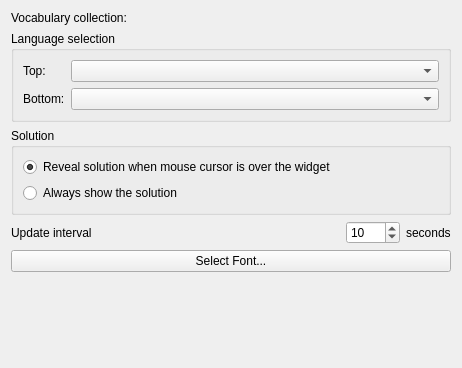
KDE/parley, file plasmoid/config.ui: the form before one commit.
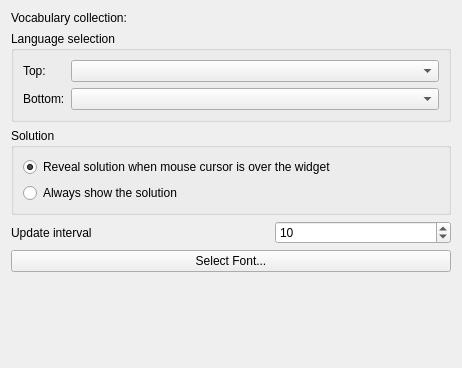
The form after the commit. Custom widgets are drawn as their Qt base class.

Commit message: Add plural suffix support to all spinBoxes in all plasmoids except weatherstation.

What changed in the file:
```diff
--- a/plasmoid/config.ui
+++ b/plasmoid/config.ui
@@ -5,7 +5,7 @@
    <rect>
     <x>0</x>
     <y>0</y>
-    <width>448</width>
+    <width>460</width>
     <height>368</height>
    </rect>
   </property>
@@ -128,6 +128,12 @@
      </item>
      <item>
       <widget class="QSpinBox" name="updateIntervalSpinBox" >
+       <property name="sizePolicy" >
+        <sizepolicy vsizetype="Fixed" hsizetype="Expanding" >
+         <horstretch>0</horstretch>
+         <verstretch>0</verstretch>
+        </sizepolicy>
+       </property>
        <property name="minimum" >
         <number>1</number>
        </property>
@@ -139,13 +145,6 @@
        </property>
       </widget>
      </item>
-     <item>
-      <widget class="QLabel" name="label_2" >
-       <property name="text" >
-        <string>seconds</string>
-       </property>
-      </widget>
-     </item>
     </layout>
    </item>
    <item>
```
The commit also changes 2 other files.
